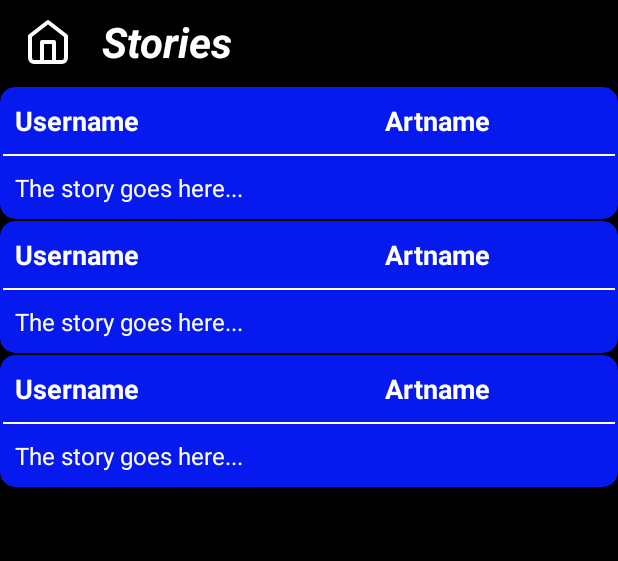
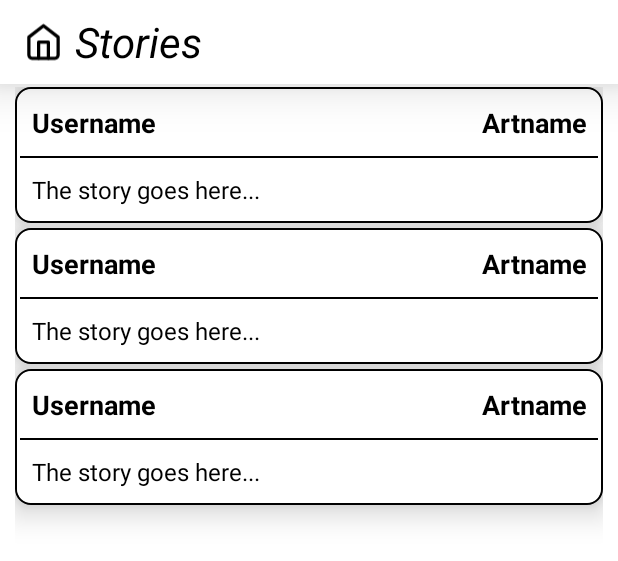
Before and after one commit to Shashankappu/smartGuide, an Android app: the layout activity_stories.xml on its own in the app's theme, with its tools: preview values and no code run, on a phone screen of 412 x 824 dp. Shown: the top 561 px of the screen. Run offline under Robolectric (Android 15) with nearby library versions, the light colour scheme and no system bars.

Commit message:
ui of stories activity done

```diff
--- a/app/src/main/java/com/shashanksp/smartsonics/StoriesActivity.java
+++ b/app/src/main/java/com/shashanksp/smartsonics/StoriesActivity.java
@@ -3,7 +3,6 @@ package com.shashanksp.smartsonics;
 import androidx.appcompat.app.AppCompatActivity;
 import android.content.Intent;
 import android.os.Bundle;
-import android.util.Log;
 import android.view.View;
 import android.widget.ImageView;
 import android.widget.ListView;
--- a/app/src/main/res/drawable/home.xml
+++ b/app/src/main/res/drawable/home.xml
@@ -1,6 +1,6 @@
 <vector xmlns:android="http://schemas.android.com/apk/res/android"
-    android:width="32dp"
-    android:height="32dp"
+    android:width="26dp"
+    android:height="26dp"
     android:viewportWidth="24"
     android:viewportHeight="24">
   <path
--- a/app/src/main/res/layout/activity_stories.xml
+++ b/app/src/main/res/layout/activity_stories.xml
@@ -4,29 +4,31 @@
     xmlns:tools="http://schemas.android.com/tools"
     android:layout_width="match_parent"
     android:layout_height="match_parent"
-    android:background="@color/black"
+    android:background="@color/white"
     tools:context=".StoriesActivity">
 
    <androidx.appcompat.widget.Toolbar
       android:id="@+id/toolbar"
        android:layout_width="match_parent"
        android:layout_marginBottom="2dp"
-       android:background="@color/black"
-       android:layout_height="wrap_content">
+       android:background="@color/white"
+       android:elevation="20dp"
+       android:layout_height="?attr/actionBarSize">
       <ImageView
           android:id="@+id/homeBtn"
           android:layout_width="wrap_content"
           android:layout_height="match_parent"
          android:src="@drawable/home"
-          android:layout_marginEnd="20dp"
-          app:tint="@color/white" />
+          app:tint="@color/black" />
       <TextView
-          android:layout_width="wrap_content"
+          android:layout_width="150dp"
           android:layout_height="match_parent"
          android:text="Stories"
          android:textSize="28sp"
-          android:textColor="@color/white"
-         android:textStyle="italic|bold"/>
+          android:gravity="center_vertical"
+          android:paddingHorizontal="8dp"
+          android:textColor="@color/black"
+         android:textStyle="italic"/>
 
    </androidx.appcompat.widget.Toolbar>
 
@@ -35,7 +37,10 @@
        android:layout_width="match_parent"
        android:layout_height="match_parent"
        android:layout_below="@+id/toolbar"
-       tools:listitem="@layout/stories_item"/>
+       android:divider="@android:color/transparent"
+       android:dividerHeight="3dp"
+       android:paddingHorizontal="10dp"
+       tools:listitem="@layout/stories_item" />
 
 
 </RelativeLayout>
--- a/app/src/main/res/layout/stories_item.xml
+++ b/app/src/main/res/layout/stories_item.xml
@@ -1,13 +1,20 @@
 <?xml version="1.0" encoding="utf-8"?>
-<androidx.cardview.widget.CardView
+<FrameLayout
     xmlns:android="http://schemas.android.com/apk/res/android"
     android:layout_width="match_parent"
     android:layout_height="wrap_content"
+    android:layout_margin="10dp"
     xmlns:app="http://schemas.android.com/apk/res-auto"
-    android:elevation="10dp"
-    android:layout_margin="10dp"
+    android:elevation="12dp"
+    android:background="@drawable/custom_button_bg">
+
+    <androidx.cardview.widget.CardView
+        android:layout_width="match_parent"
+        android:layout_height="wrap_content"
+        android:elevation="20dp"
+        android:layout_margin="1dp"
         app:cardCornerRadius="10dp"
-    android:backgroundTint="#061AEF">
+        android:background="@android:color/transparent">
 
         <LinearLayout
             android:layout_width="match_parent"
@@ -27,7 +34,7 @@
                     android:layout_height="wrap_content"
                     android:layout_weight="3"
                     android:text="Username"
-                android:textColor="@color/white"
+                    android:textColor="@color/black"
                     android:textSize="18sp"
                     android:textStyle="bold"
                     android:paddingVertical="10dp"
@@ -40,12 +47,12 @@
                     android:layout_height="wrap_content"
                     android:layout_weight="2"
                     android:text="Artname"
-                android:textColor="@color/white"
+                    android:textColor="@color/black"
                     android:textSize="18sp"
                     android:textStyle="bold"
                     android:paddingVertical="10dp"
                     android:paddingHorizontal="10dp"
-                android:layout_gravity="center"/>
+                    android:gravity="end"/>
             </LinearLayout>
 
             <com.google.android.material.divider.MaterialDivider
@@ -53,16 +60,17 @@
                 android:layout_height="1dp"
                 android:layout_marginEnd="2dp"
                 android:layout_marginStart="2dp"
-            app:dividerColor="@color/white"/>
+                app:dividerColor="@color/black"/>
 
             <TextView
                 android:id="@+id/storyContentTextView"
                 android:layout_width="match_parent"
                 android:layout_height="wrap_content"
                 android:padding="10dp"
-            android:textColor="@color/white"
+                android:textColor="@color/black"
                 android:text="The story goes here..."
                 android:textSize="16sp"/>
         </LinearLayout>
 
     </androidx.cardview.widget.CardView>
+</FrameLayout>
```
Lines whose indentation alone changed are shown as unchanged.
